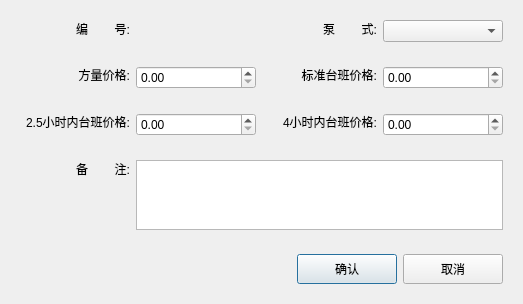
This is CarRentalManagement/ui/dialog/contract/contractpricedialog.ui in longcp/CarRentalManagement as Qt 5 draws it before an edit. The edited form follows.
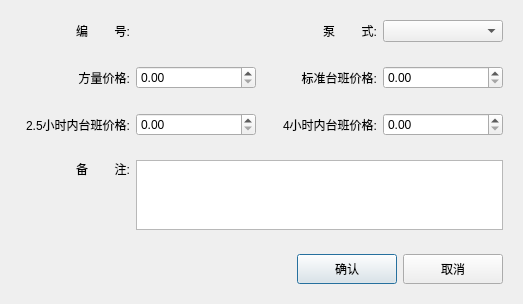
This is the edited form.

Diff of the .ui file:
```diff
--- a/CarRentalManagement/ui/dialog/contract/contractpricedialog.ui
+++ b/CarRentalManagement/ui/dialog/contract/contractpricedialog.ui
@@ -7,7 +7,7 @@
     <x>0</x>
     <y>0</y>
     <width>523</width>
-    <height>293</height>
+    <height>300</height>
    </rect>
   </property>
   <property name="windowTitle">
@@ -35,7 +35,7 @@
          <string>编        号:</string>
         </property>
         <property name="alignment">
-         <set>Qt::AlignRight|Qt::AlignTop|Qt::AlignTrailing</set>
+         <set>Qt::AlignRight|Qt::AlignTrailing|Qt::AlignVCenter</set>
         </property>
        </widget>
       </item>
@@ -64,7 +64,7 @@
          <string>泵        式:</string>
         </property>
         <property name="alignment">
-         <set>Qt::AlignRight|Qt::AlignTop|Qt::AlignTrailing</set>
+         <set>Qt::AlignRight|Qt::AlignTrailing|Qt::AlignVCenter</set>
         </property>
        </widget>
       </item>
@@ -108,7 +108,7 @@
          <string>方量价格:</string>
         </property>
         <property name="alignment">
-         <set>Qt::AlignRight|Qt::AlignTop|Qt::AlignTrailing</set>
+         <set>Qt::AlignRight|Qt::AlignTrailing|Qt::AlignVCenter</set>
         </property>
        </widget>
       </item>
@@ -134,7 +134,7 @@
          <string>标准台班价格:</string>
         </property>
         <property name="alignment">
-         <set>Qt::AlignRight|Qt::AlignTop|Qt::AlignTrailing</set>
+         <set>Qt::AlignRight|Qt::AlignTrailing|Qt::AlignVCenter</set>
         </property>
        </widget>
       </item>
@@ -178,7 +178,7 @@
          <string>2.5小时内台班价格:</string>
         </property>
         <property name="alignment">
-         <set>Qt::AlignRight|Qt::AlignTop|Qt::AlignTrailing</set>
+         <set>Qt::AlignRight|Qt::AlignTrailing|Qt::AlignVCenter</set>
         </property>
        </widget>
       </item>
@@ -204,7 +204,7 @@
          <string>4小时内台班价格:</string>
         </property>
         <property name="alignment">
-         <set>Qt::AlignRight|Qt::AlignTop|Qt::AlignTrailing</set>
+         <set>Qt::AlignRight|Qt::AlignTrailing|Qt::AlignVCenter</set>
         </property>
        </widget>
       </item>
```
Left out of the diff: 2 changed lines with no effect on the pictures.
